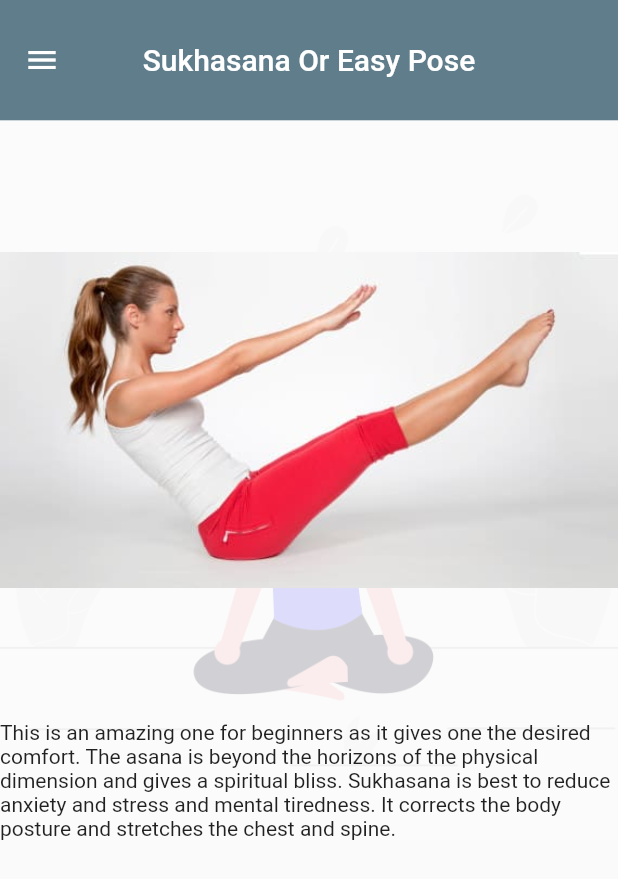
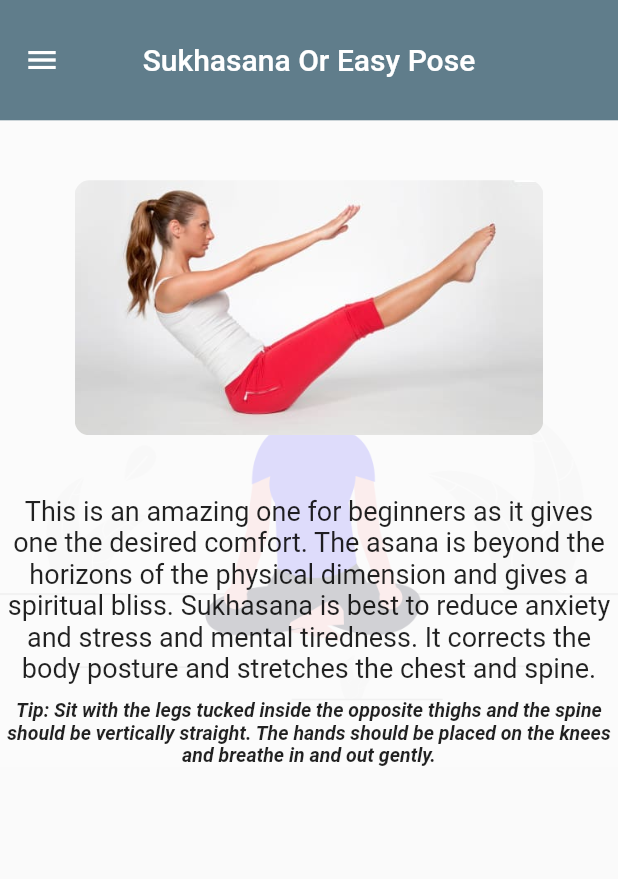
Before and after one commit to Harshit036/Yoga_App, a Flutter app: the screen it shows after launch, on a phone screen of 412 x 824 dp. Shown: the top 879 px of the screen. Run offline on Flutter 3.47's test engine with Material 2 defaults, Android fonts, the phone set to English and light mode, and no system bars; our stand-ins replace carousel_slider.

Commit message:
Day3 completed

```diff
--- a/lib/asans/asan1.dart
+++ b/lib/asans/asan1.dart
@@ -30,12 +30,37 @@ class Asan1 extends StatelessWidget {
               child: SingleChildScrollView(
                 child: Column(
                   children: [
-                    Image(
-                      image: AssetImage('assets/images/pose2.jpg'),
-                      height: 400,
+                    SizedBox(
+                      height: 40,
+                    ),
+                    ClipRRect(
+                      borderRadius: BorderRadius.circular(10.0),
+                      child: Image(
+                        image: AssetImage('assets/images/pose2.jpg'),
+                        height: 170,
+                      ),
+                    ),
+                    SizedBox(
+                      height: 40,
                     ),
                     Text(
-                        'This is an amazing one for beginners as it gives one the desired comfort. The asana is beyond the horizons of the physical dimension and gives a spiritual bliss. Sukhasana is best to reduce anxiety and stress and mental tiredness. It corrects the body posture and stretches the chest and spine.')
+                      'This is an amazing one for beginners as it gives one the desired comfort. The asana is beyond the horizons of the physical dimension and gives a spiritual bliss. Sukhasana is best to reduce anxiety and stress and mental tiredness. It corrects the body posture and stretches the chest and spine.',
+                      style: TextStyle(
+                        fontSize: 18,
+                      ),
+                      textAlign: TextAlign.center,
+                    ),
+                    SizedBox(
+                      height: 10,
+                    ),
+                    Text(
+                      'Tip: Sit with the legs tucked inside the opposite thighs and the spine should be vertically straight. The hands should be placed on the knees and breathe in and out gently.',
+                      style: TextStyle(
+                          fontSize: 13,
+                          fontStyle: FontStyle.italic,
+                          fontWeight: FontWeight.bold),
+                      textAlign: TextAlign.center,
+                    )
                   ],
                 ),
               ),
--- a/lib/homepage.dart
+++ b/lib/homepage.dart
@@ -2,10 +2,6 @@ import 'package:carousel_slider/carousel_slider.dart';
 import 'package:flutter/material.dart';
 import 'package:yoga/widgets/drawer.dart';
 import 'package:yoga/loginpage.dart';
-
-void main() {
-  runApp(HomePage());
-}
 
 class HomePage extends StatelessWidget {
   const HomePage({Key? key}) : super(key: key);
@@ -123,12 +119,14 @@ class HomePage extends StatelessWidget {
                       ),
                     ),
                     Container(
-                      margin: EdgeInsets.fromLTRB(20, 100, 20, 20),
+                      margin: EdgeInsets.fromLTRB(20, 20, 20, 20),
                       child: const Center(
                         child: Text(
                           '“When you listen to yourself, everything comes naturally. It comes from inside, like a kind of will to do something. Try to be sensitive. That is yoga.” ― Petri Räisänen',
                           style: TextStyle(
-                            fontSize: 24,
+                            fontSize: 18,
+                            fontStyle: FontStyle.italic,
+                            color: Colors.grey,
                           ),
                         ),
                       ),
```
